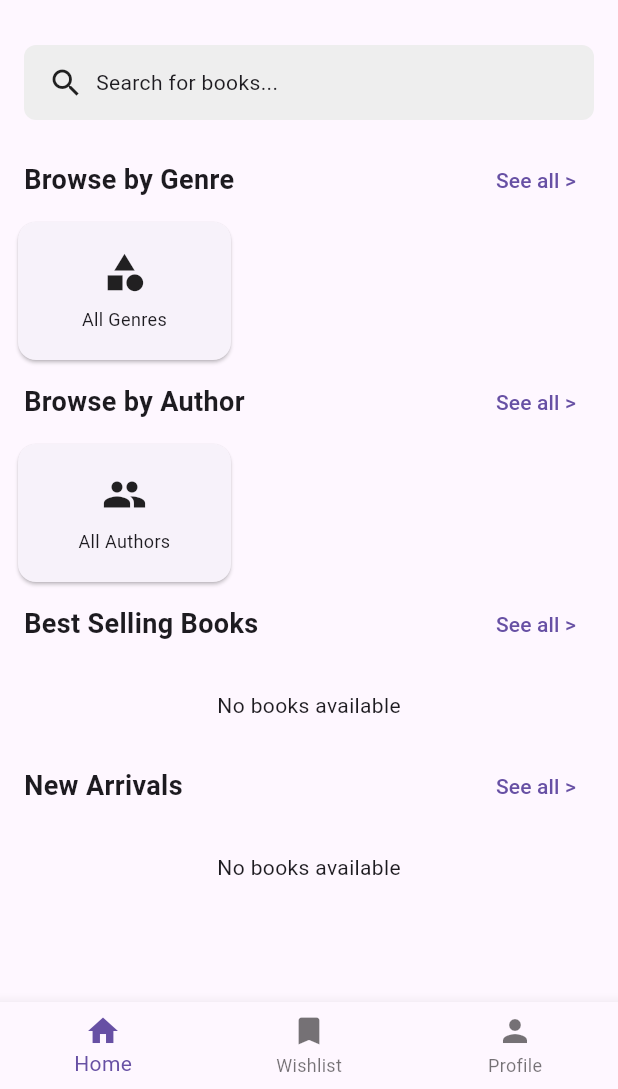
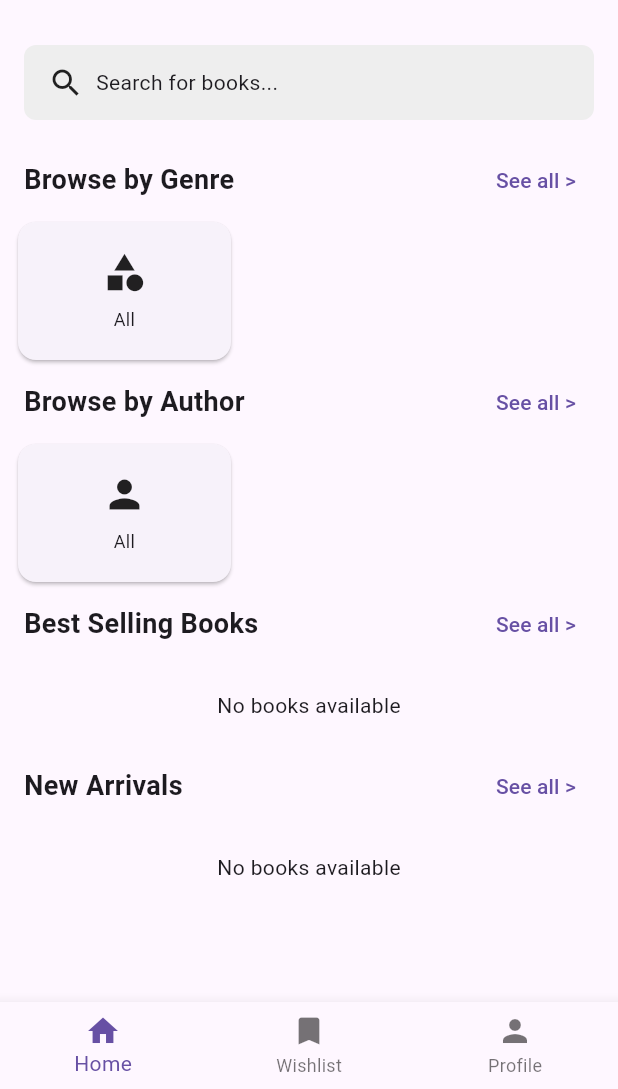
Before and after one commit to Fawas124/book_store2, a Flutter app: the screen it shows once a user with an empty profile is signed in, on a phone screen of 412 x 824 dp, the part 147-1236 px from its top. Run offline on Flutter 3.47's test engine with Material 3 defaults, Android fonts, the phone set to English and light mode, and no system bars; our stand-ins replace cached_network_image, cloud_firestore, firebase_auth, firebase_core; accounts and stored records are empty; network calls fail.

Commit message:
third project

```diff
--- a/lib/screens/explore_screen.dart
+++ b/lib/screens/explore_screen.dart
@@ -7,15 +7,6 @@ import '../widgets/category_card.dart';
 import '../widgets/section_header.dart';
 import 'book/book_detail_screen.dart';
 import 'category_books_screen.dart';
-
-class HomeScreen extends StatelessWidget {
-  const HomeScreen({super.key});
-
-  @override
-  Widget build(BuildContext context) {
-    return const ExploreScreen();
-  }
-}
 
 class ExploreScreen extends StatefulWidget {
   const ExploreScreen({super.key});
@@ -73,6 +64,59 @@ class _ExploreScreenState extends State<ExploreScreen> {
     );
   }
 
+  Widget _buildCategorySection(
+      String title, List<String> categories, IconData icon) {
+    final bookService = Provider.of<BookService>(context);
+
+    return Column(
+      crossAxisAlignment: CrossAxisAlignment.start,
+      children: [
+        SectionHeader(
+          title: title,
+          onSeeAll: () => _navigateToCategoryScreen(
+            'All ${title.replaceFirst('Browse by ', '')}',
+            title == 'Browse by Genre' ? bookService.books : bookService.books,
+          ),
+        ),
+        SizedBox(
+          height: 100,
+          child: ListView(
+            scrollDirection: Axis.horizontal,
+            children: [
+              // "All" category card
+              CategoryCard(
+                name: 'All',
+                icon: icon,
+                onTap: () => _navigateToCategoryScreen(
+                  'All ${title.replaceFirst('Browse by ', '')}',
+                  title == 'Browse by Genre'
+                      ? bookService.books
+                      : bookService.books,
+                ),
+              ),
+              // Individual category cards
+              ...categories.map((category) => CategoryCard(
+                    name: category,
+                    icon: icon,
+                    onTap: () {
+                      final filteredBooks = title == 'Browse by Genre'
+                          ? bookService.books
+                              .where((book) => book.genres.contains(category))
+                              .toList()
+                          : bookService.books
+                              .where((book) => book.author == category)
+                              .toList();
+
+                      _navigateToCategoryScreen(category, filteredBooks);
+                    },
+                  )),
+            ],
+          ),
+        ),
+      ],
+    );
+  }
+
   @override
   Widget build(BuildContext context) {
     final bookService = Provider.of<BookService>(context);
@@ -83,11 +127,11 @@ class _ExploreScreenState extends State<ExploreScreen> {
             ))
         .toList();
 
-    // Extract all unique genres
+    // Get all unique genres
     final allGenres =
         bookService.books.expand((book) => book.genres).toSet().toList();
 
-    // Extract all unique authors
+    // Get all unique authors
     final allAuthors =
         bookService.books.map((book) => book.author).toSet().toList();
 
@@ -102,7 +146,7 @@ class _ExploreScreenState extends State<ExploreScreen> {
               child: Column(
                 crossAxisAlignment: CrossAxisAlignment.start,
                 children: [
-                  // Search bar
+                  // Search bar (keep existing)
                   Padding(
                     padding: const EdgeInsets.all(16.0),
                     child: GestureDetector(
@@ -126,77 +170,20 @@ class _ExploreScreenState extends State<ExploreScreen> {
                   ),
 
                   // Genres Section
-                  SectionHeader(
-                    title: 'Browse by Genre',
-                    onSeeAll: () => _navigateToCategoryScreen(
-                      'All Genres',
-                      bookService.books,
-                    ),
-                  ),
-                  SizedBox(
-                    height: 100,
-                    child: ListView(
-                      scrollDirection: Axis.horizontal,
-                      children: [
-                        CategoryCard(
-                          name: 'All Genres',
-                          icon: Icons.category,
-                          onTap: () => _navigateToCategoryScreen(
-                            'All Genres',
-                            bookService.books,
-                          ),
-                        ),
-                        ...allGenres.take(5).map((genre) => CategoryCard(
-                              name: genre,
-                              icon: Icons.local_offer,
-                              onTap: () => _navigateToCategoryScreen(
-                                genre,
-                                bookService.books
-                                    .where(
-                                        (book) => book.genres.contains(genre))
-                                    .toList(),
-                              ),
-                            )),
-                      ],
-                    ),
+                  _buildCategorySection(
+                    'Browse by Genre',
+                    allGenres,
+                    Icons.category,
                   ),
 
                   // Authors Section
-                  SectionHeader(
-                    title: 'Browse by Author',
-                    onSeeAll: () => _navigateToCategoryScreen(
-                      'All Authors',
-                      bookService.books,
-                    ),
-                  ),
-                  SizedBox(
-                    height: 100,
-                    child: ListView(
-                      scrollDirection: Axis.horizontal,
-                      children: [
-                        CategoryCard(
-                          name: 'All Authors',
-                          icon: Icons.people,
-                          onTap: () => _navigateToCategoryScreen(
-                            'All Authors',
-                            bookService.books,
-                          ),
-                        ),
-                        ...allAuthors.take(5).map((author) => CategoryCard(
-                              name: author,
-                              icon: Icons.person,
-                              onTap: () => _navigateToCategoryScreen(
-                                author,
-                                bookService.books
-                                    .where((book) => book.author == author)
-                                    .toList(),
-                              ),
-                            )),
-                      ],
-                    ),
+                  _buildCategorySection(
+                    'Browse by Author',
+                    allAuthors,
+                    Icons.person,
                   ),
 
-                  // Best Selling Section
+                  // Best Selling Section (keep existing)
                   SectionHeader(
                     title: 'Best Selling Books',
                     onSeeAll: () => _navigateToCategoryScreen(
@@ -206,7 +193,7 @@ class _ExploreScreenState extends State<ExploreScreen> {
                   ),
                   _buildBookList(bestsellers),
 
-                  // New Arrivals Section
+                  // New Arrivals Section (keep existing)
                   SectionHeader(
                     title: 'New Arrivals',
                     onSeeAll: () => _navigateToCategoryScreen(
```
Also changed, not shown: lib/screens/category_books_screen.dart (+15 -9 lines).
